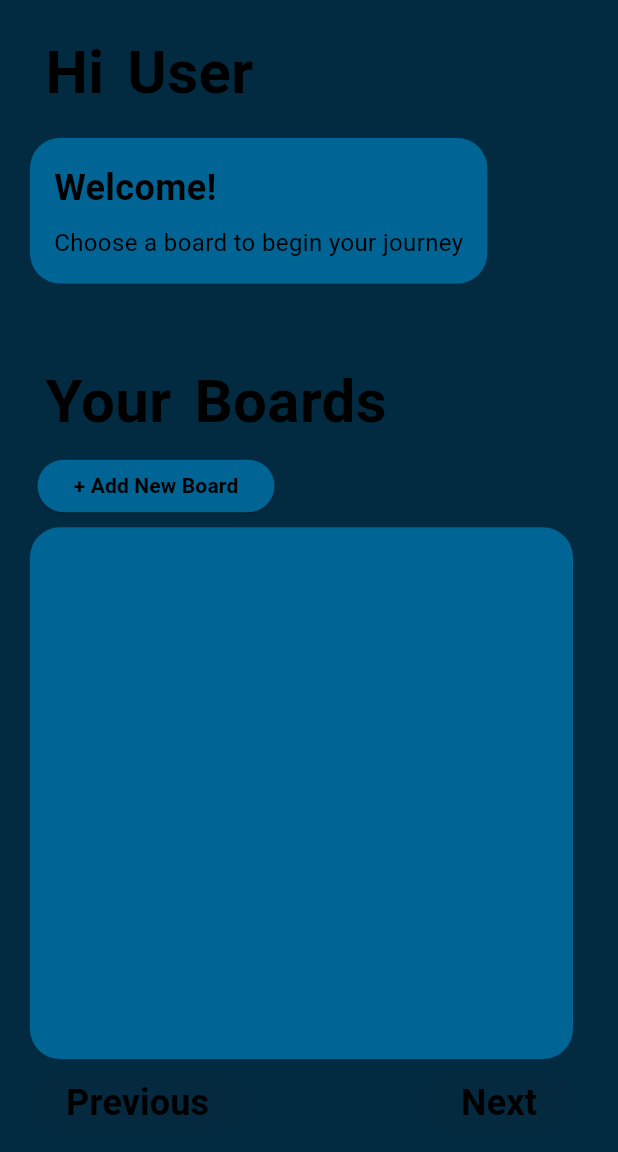
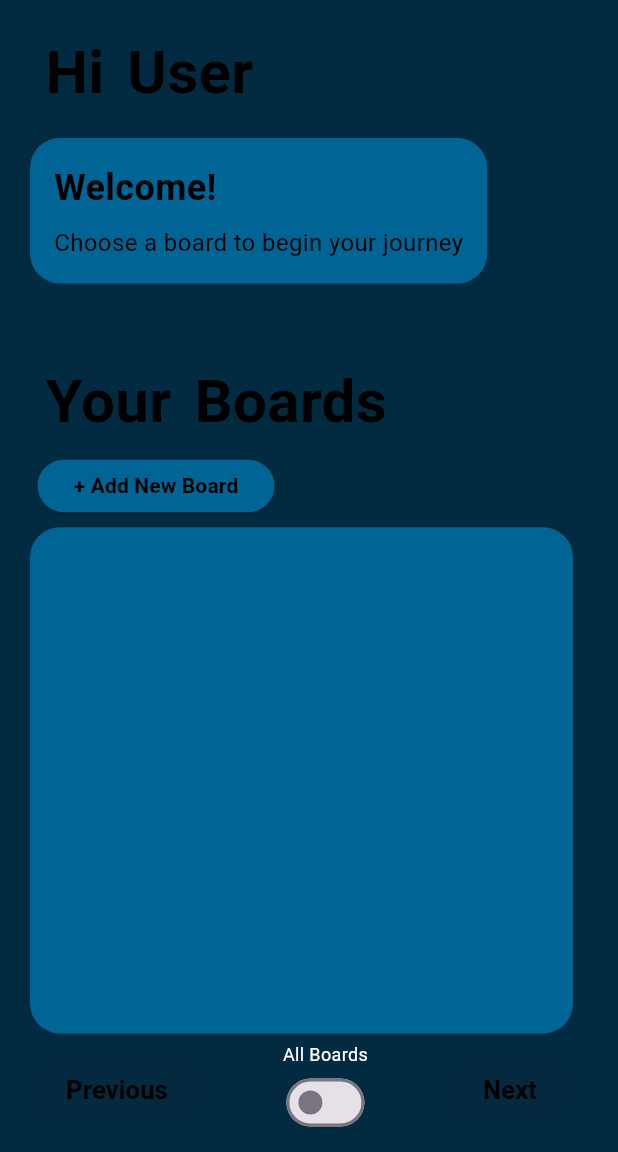
Before and after one commit to sibobbbbbb/ergo_mobile, a Flutter app: the screen it shows after launch, on a phone screen of 412 x 824 dp, the part 84-1236 px from its top. Run offline on Flutter 3.47's test engine with Material 3 defaults, Android fonts, the phone set to English and light mode, and no system bars; our stand-ins replace percent_indicator, sqflite; accounts and stored records are empty.

Commit message:
feat : add toggle button for display fav board & project

```diff
--- a/lib/widgets/home_board.dart
+++ b/lib/widgets/home_board.dart
@@ -14,6 +14,7 @@ class HomeBoard extends StatefulWidget {
 }
 
 class _HomeBoardState extends State<HomeBoard> {
+  bool isFavorite = false;
   final DatabaseManager dbManager = DatabaseManager();
   List<Board> boards = [];
 
@@ -28,7 +29,7 @@ class _HomeBoardState extends State<HomeBoard> {
   }
 
   Future<void> loadBoards() async {
-    List<Board> loadedBoards = await dbManager.getAllBoards();
+    List<Board> loadedBoards = (!isFavorite)? await dbManager.getAllBoards(): await dbManager.getAllFavBoards();
     setState(() {
       boards = loadedBoards;
     });
@@ -116,6 +117,7 @@ class _HomeBoardState extends State<HomeBoard> {
 
   @override
   Widget build(BuildContext context) {
+    String textFav = (!isFavorite)? 'All Boards' : 'Fav Boards';
     int start = currentPage * itemsPerPage;
     int end = start + itemsPerPage;
     List<Board> displayBoards = boards.sublist(
@@ -234,7 +236,7 @@ class _HomeBoardState extends State<HomeBoard> {
                             borderRadius: BorderRadius.circular(20),
                           ),
                           child: Padding(
-                            padding: const EdgeInsets.fromLTRB(8, 23, 8, 8),
+                            padding: const EdgeInsets.fromLTRB(8, 16, 8, 8),
                             child: GridView.builder(
                               gridDelegate:
                                   const SliverGridDelegateWithFixedCrossAxisCount(
@@ -270,10 +272,35 @@ class _HomeBoardState extends State<HomeBoard> {
                               'Previous',
                               style: TextStyle(
                                 color: Colors.black,
-                                fontSize: 24,
+                                fontSize: 17,
                                 fontWeight: FontWeight.bold,
                               ),
                             ),
+                          ),
+                          Column(
+                            children: <Widget>[
+                              Text(
+                                  textFav,
+                                  style: const TextStyle(
+                                  fontWeight: FontWeight.normal,
+                                  color: Colors.white,
+                                  fontSize: 12,
+                                ),
+                              ),
+                              Switch(
+                                  value: isFavorite,
+                                  onChanged: (value) {
+                                    setState(() {
+                                      isFavorite = value;
+                                      currentPage = 0;
+                                      loadBoards();
+                                    });
+                                  },
+                                  activeTrackColor: colorWidget,
+                                  activeColor: const Color(0xFF022B42),
+                              ),
+
+                            ],
                           ),
                           ElevatedButton(
                             onPressed: end < boards.length
@@ -290,7 +317,7 @@ class _HomeBoardState extends State<HomeBoard> {
                               'Next',
                               style: TextStyle(
                                 color: Colors.black,
-                                fontSize: 24,
+                                fontSize: 17,
                                 fontWeight: FontWeight.bold,
                               ),
                             ),
--- a/lib/widgets/task_page.dart
+++ b/lib/widgets/task_page.dart
@@ -502,7 +502,7 @@ class _TaskBoardState extends State<TaskBoard> {
                               'Previous',
                               style: TextStyle(
                                 color: Colors.black,
-                                fontSize: 24,
+                                fontSize: 17,
                                 fontWeight: FontWeight.bold,
                               ),
                             ),
@@ -522,7 +522,7 @@ class _TaskBoardState extends State<TaskBoard> {
                               'Next',
                               style: TextStyle(
                                 color: Colors.black,
-                                fontSize: 24,
+                                fontSize:17,
                                 fontWeight: FontWeight.bold,
                               ),
                             ),
```
Also changed, not shown: lib/database/db_manager.dart (+49 -9 lines), lib/database/db_test.dart (+4 -4 lines), lib/widgets/projects_board.dart (+34 -3 lines).
